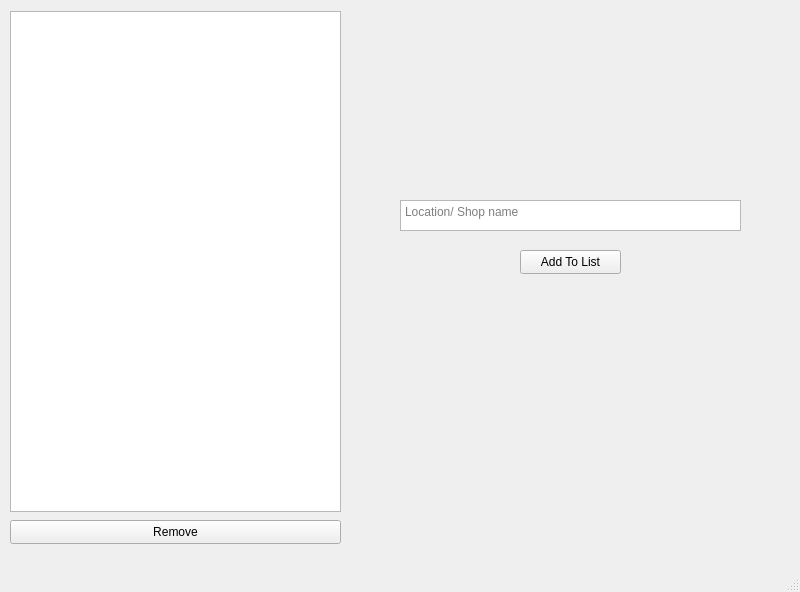
Above: Source/EditLocations.ui from DhirajWishal/DeliveryPlanningTool before the change. Below: the same form after it.
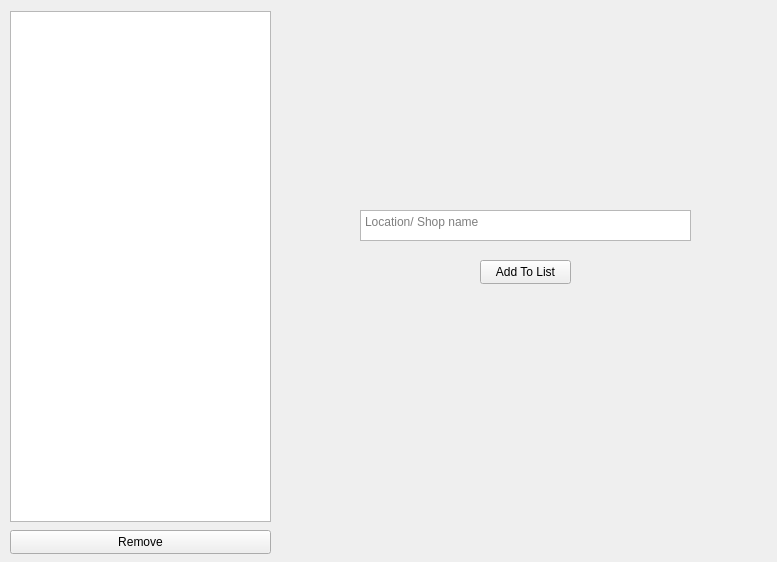
That is the form after the change.

```diff
--- a/Source/EditLocations.ui
+++ b/Source/EditLocations.ui
@@ -1,35 +1,37 @@
 <?xml version="1.0" encoding="UTF-8"?>
 <ui version="4.0">
  <class>EditLocations</class>
- <widget class="QMainWindow" name="EditLocations">
+ <widget class="QWidget" name="EditLocations">
   <property name="geometry">
    <rect>
     <x>0</x>
     <y>0</y>
-    <width>800</width>
-    <height>592</height>
+    <width>777</width>
+    <height>562</height>
    </rect>
   </property>
   <property name="windowTitle">
    <string>Edit Locations</string>
   </property>
-  <widget class="QWidget" name="centralwidget">
-   <widget class="QListWidget" name="locationList">
+  <widget class="QPushButton" name="addToList">
     <property name="geometry">
      <rect>
-      <x>10</x>
-      <y>11</y>
-      <width>331</width>
-      <height>501</height>
-     </rect>
-    </property>
+     <x>480</x>
+     <y>260</y>
+     <width>91</width>
+     <height>24</height>
+    </rect>
+   </property>
+   <property name="text">
+    <string>Add To List</string>
+   </property>
    </widget>
    <widget class="QTextEdit" name="locationName">
     <property name="geometry">
      <rect>
-      <x>400</x>
-      <y>200</y>
-      <width>341</width>
+     <x>360</x>
+     <y>210</y>
+     <width>331</width>
       <height>31</height>
      </rect>
     </property>
@@ -37,25 +39,22 @@
      <string>Location/ Shop name</string>
     </property>
    </widget>
-   <widget class="QPushButton" name="addToList">
+  <widget class="QListWidget" name="locationList">
     <property name="geometry">
      <rect>
-      <x>520</x>
-      <y>250</y>
-      <width>101</width>
-      <height>24</height>
-     </rect>
-    </property>
-    <property name="text">
-     <string>Add To List</string>
-    </property>
+     <x>10</x>
+     <y>11</y>
+     <width>261</width>
+     <height>511</height>
+    </rect>
+   </property>
    </widget>
    <widget class="QPushButton" name="removeButton">
     <property name="geometry">
      <rect>
       <x>10</x>
-      <y>520</y>
-      <width>331</width>
+     <y>530</y>
+     <width>261</width>
       <height>24</height>
      </rect>
     </property>
@@ -63,18 +62,6 @@
      <string>Remove</string>
     </property>
    </widget>
-  </widget>
-  <widget class="QMenuBar" name="menubar">
-   <property name="geometry">
-    <rect>
-     <x>0</x>
-     <y>0</y>
-     <width>800</width>
-     <height>22</height>
-    </rect>
-   </property>
-  </widget>
-  <widget class="QStatusBar" name="statusbar"/>
  </widget>
  <resources/>
  <connections/>
```
Lines whose indentation alone changed are shown as unchanged.
